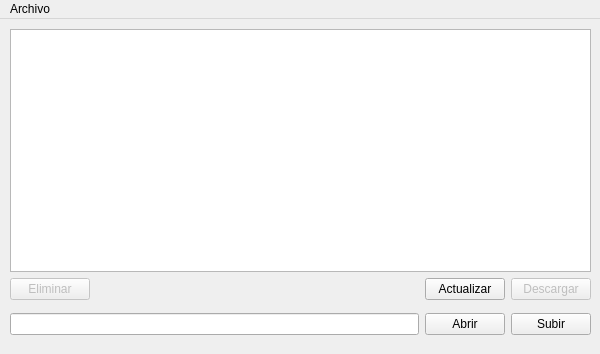
The window that mainwindow.ui (TonyChagolla/UG_Cloud) describes before a commit, drawn with Qt 5.
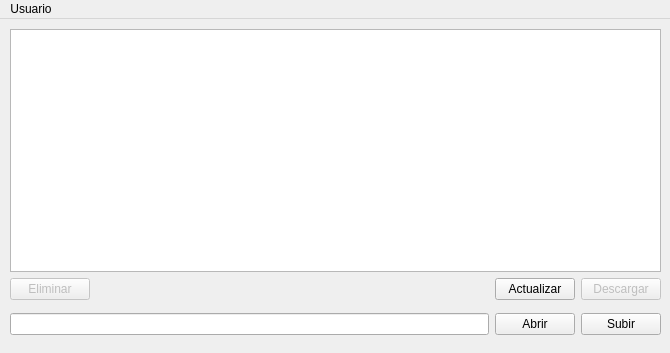
The same window after the commit.

Diff of the .ui file:
```diff
--- a/mainwindow.ui
+++ b/mainwindow.ui
@@ -6,10 +6,28 @@
    <rect>
     <x>0</x>
     <y>0</y>
-    <width>600</width>
-    <height>354</height>
+    <width>670</width>
+    <height>353</height>
    </rect>
   </property>
+  <property name="sizePolicy">
+   <sizepolicy hsizetype="Fixed" vsizetype="Fixed">
+    <horstretch>0</horstretch>
+    <verstretch>0</verstretch>
+   </sizepolicy>
+  </property>
+  <property name="minimumSize">
+   <size>
+    <width>670</width>
+    <height>353</height>
+   </size>
+  </property>
+  <property name="maximumSize">
+   <size>
+    <width>670</width>
+    <height>353</height>
+   </size>
+  </property>
   <property name="windowTitle">
    <string>MainWindow</string>
   </property>
@@ -19,7 +37,7 @@
      <rect>
       <x>10</x>
       <y>290</y>
-      <width>581</width>
+      <width>651</width>
       <height>30</height>
      </rect>
     </property>
@@ -48,7 +66,7 @@
      <rect>
       <x>10</x>
       <y>10</y>
-      <width>581</width>
+      <width>651</width>
       <height>271</height>
      </rect>
     </property>
@@ -127,13 +145,13 @@
     <rect>
      <x>0</x>
      <y>0</y>
-     <width>600</width>
+     <width>670</width>
      <height>26</height>
     </rect>
    </property>
    <widget class="QMenu" name="menuArchivo">
     <property name="title">
-     <string>Archivo</string>
+     <string>Usuario</string>
     </property>
     <addaction name="actionIniciar_sesi_n"/>
     <addaction name="actionCerrar_sesi_n"/>
```
Left out of the diff: 8 changed lines with no effect on the pictures.
